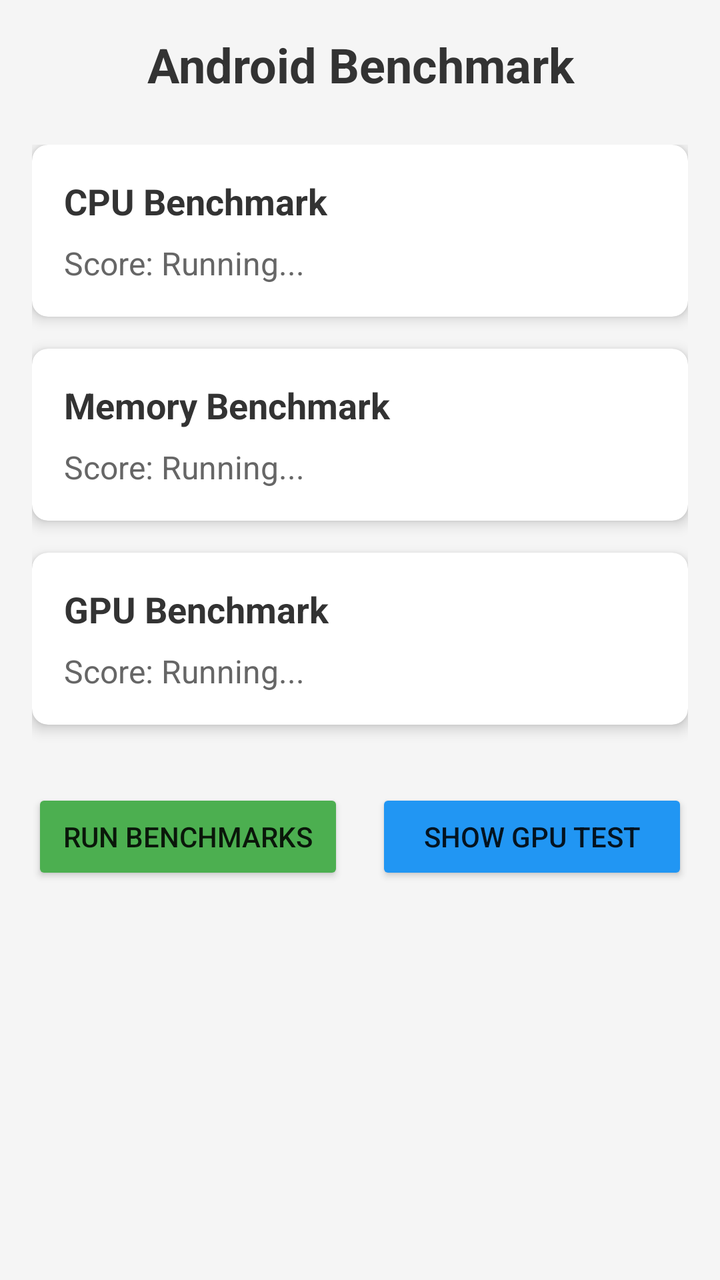
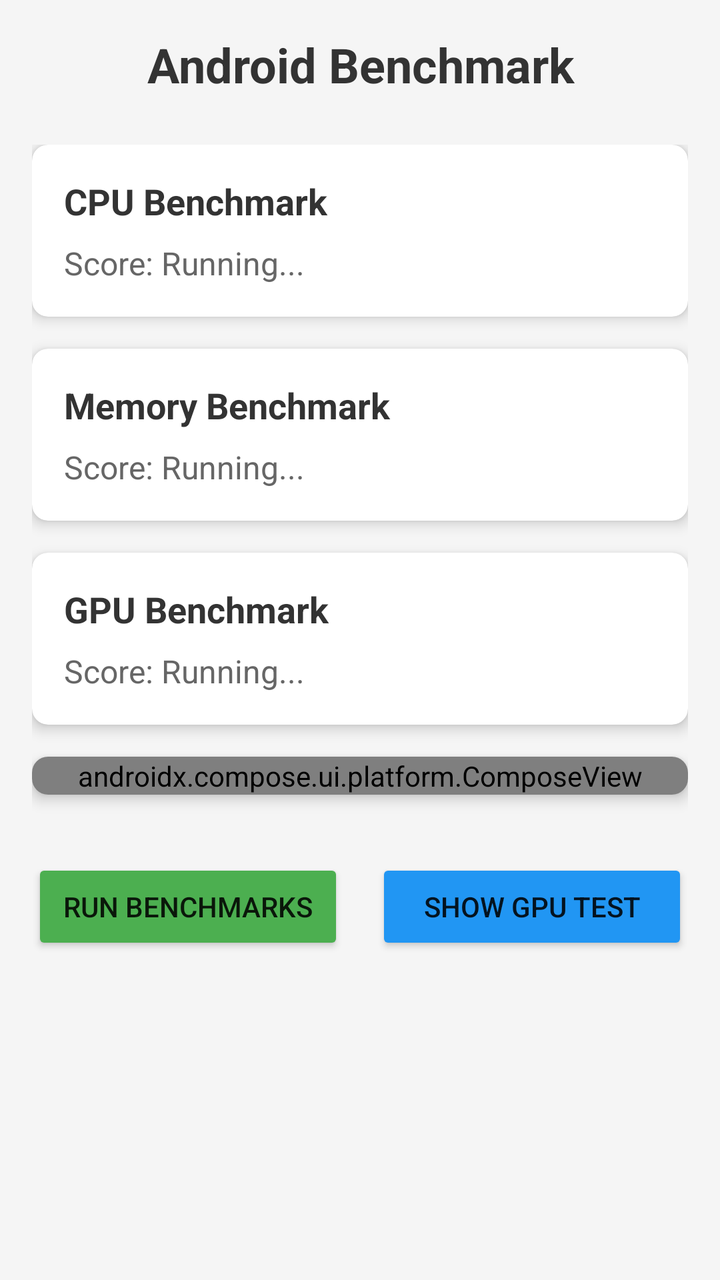

Screens rendered from an Android XML layout before and after an edit, with the pre-edit source and the edit as a unified diff.
<!-- AndroidManifest.xml: activity theme Theme.AndroidBenchmark -->
<!-- res/layout/activity_main.xml -->
<?xml version="1.0" encoding="utf-8"?>
<LinearLayout xmlns:android="http://schemas.android.com/apk/res/android"
    xmlns:app="http://schemas.android.com/apk/res-auto"
    android:layout_width="match_parent"
    android:layout_height="match_parent"
    android:orientation="vertical"
    android:padding="16dp"
    android:background="#f5f5f5">

    <TextView
        android:layout_width="match_parent"
        android:layout_height="wrap_content"
        android:text="Android Benchmark"
        android:textSize="24sp"
        android:textStyle="bold"
        android:gravity="center"
        android:layout_marginBottom="24dp"
        android:textColor="#333333" />

    <ScrollView
        android:layout_width="match_parent"
        android:layout_height="0dp"
        android:layout_weight="1">

        <LinearLayout
            android:layout_width="match_parent"
            android:layout_height="wrap_content"
            android:orientation="vertical">

            
            <androidx.cardview.widget.CardView
                android:layout_width="match_parent"
                android:layout_height="wrap_content"
                android:layout_marginBottom="16dp"
                app:cardCornerRadius="8dp"
                app:cardElevation="4dp">

                <LinearLayout
                    android:layout_width="match_parent"
                    android:layout_height="wrap_content"
                    android:orientation="vertical"
                    android:padding="16dp">

                    <TextView
                        android:layout_width="match_parent"
                        android:layout_height="wrap_content"
                        android:text="CPU Benchmark"
                        android:textSize="18sp"
                        android:textStyle="bold"
                        android:textColor="#333333" />

                    <TextView
                        android:id="@+id/cpuScoreText"
                        android:layout_width="match_parent"
                        android:layout_height="wrap_content"
                        android:text="Score: Running..."
                        android:textSize="16sp"
                        android:layout_marginTop="8dp"
                        android:textColor="#666666" />

                </LinearLayout>
            </androidx.cardview.widget.CardView>

            
            <androidx.cardview.widget.CardView
                android:layout_width="match_parent"
                android:layout_height="wrap_content"
                android:layout_marginBottom="16dp"
                app:cardCornerRadius="8dp"
                app:cardElevation="4dp">

                <LinearLayout
                    android:layout_width="match_parent"
                    android:layout_height="wrap_content"
                    android:orientation="vertical"
                    android:padding="16dp">

                    <TextView
                        android:layout_width="match_parent"
                        android:layout_height="wrap_content"
                        android:text="Memory Benchmark"
                        android:textSize="18sp"
                        android:textStyle="bold"
                        android:textColor="#333333" />

                    <TextView
                        android:id="@+id/memoryScoreText"
                        android:layout_width="match_parent"
                        android:layout_height="wrap_content"
                        android:text="Score: Running..."
                        android:textSize="16sp"
                        android:layout_marginTop="8dp"
                        android:textColor="#666666" />

                </LinearLayout>
            </androidx.cardview.widget.CardView>

            
            <androidx.cardview.widget.CardView
                android:layout_width="match_parent"
                android:layout_height="wrap_content"
                android:layout_marginBottom="16dp"
                app:cardCornerRadius="8dp"
                app:cardElevation="4dp">

                <LinearLayout
                    android:layout_width="match_parent"
                    android:layout_height="wrap_content"
                    android:orientation="vertical"
                    android:padding="16dp">

                    <TextView
                        android:layout_width="match_parent"
                        android:layout_height="wrap_content"
                        android:text="GPU Benchmark"
                        android:textSize="18sp"
                        android:textStyle="bold"
                        android:textColor="#333333" />

                    <TextView
                        android:id="@+id/gpuScoreText"
                        android:layout_width="match_parent"
                        android:layout_height="wrap_content"
                        android:text="Score: Running..."
                        android:textSize="16sp"
                        android:layout_marginTop="8dp"
                        android:textColor="#666666" />

                    
                    <FrameLayout
                        android:id="@+id/gpuDisplayContainer"
                        android:layout_width="match_parent"
                        android:layout_height="200dp"
                        android:layout_marginTop="12dp"
                        android:background="#000000"
                        android:visibility="gone">

                        <TextView
                            android:id="@+id/gpuStatusText"
                            android:layout_width="wrap_content"
                            android:layout_height="wrap_content"
                            android:layout_gravity="center"
                            android:text="GPU Benchmark Running..."
                            android:textColor="#ffffff"
                            android:textSize="14sp" />

                    </FrameLayout>

                </LinearLayout>
            </androidx.cardview.widget.CardView>

            
            <LinearLayout
                android:layout_width="match_parent"
                android:layout_height="wrap_content"
                android:orientation="horizontal"
                android:layout_marginTop="16dp">

                <Button
                    android:id="@+id/runBenchmarkButton"
                    android:layout_width="0dp"
                    android:layout_height="wrap_content"
                    android:layout_weight="1"
                    android:text="Run Benchmarks"
                    android:layout_marginEnd="8dp"
                    android:backgroundTint="#4CAF50" />

                <Button
                    android:id="@+id/showGpuButton"
                    android:layout_width="0dp"
                    android:layout_height="wrap_content"
                    android:layout_weight="1"
                    android:text="Show GPU Test"
                    android:layout_marginStart="8dp"
                    android:backgroundTint="#2196F3" />

            </LinearLayout>

        </LinearLayout>
    </ScrollView>

</LinearLayout>
<!-- resources referenced by this layout -->
<resources>
  <style name="Theme.AndroidBenchmark" parent="android:Theme.Material.Light.NoActionBar" />
</resources>

<!-- the commit's change to res/layout/activity_main.xml (unified diff, before → after) -->
@@ -150,6 +150,21 @@
             </androidx.cardview.widget.CardView>
 
             
+            <androidx.cardview.widget.CardView
+                android:layout_width="match_parent"
+                android:layout_height="wrap_content"
+                android:layout_marginBottom="16dp"
+                app:cardCornerRadius="8dp"
+                app:cardElevation="4dp">
+
+                <androidx.compose.ui.platform.ComposeView
+                    android:id="@+id/chartComposeView"
+                    android:layout_width="match_parent"
+                    android:layout_height="wrap_content" />
+
+            </androidx.cardview.widget.CardView>
+
+            
             <LinearLayout
                 android:layout_width="match_parent"
                 android:layout_height="wrap_content"
